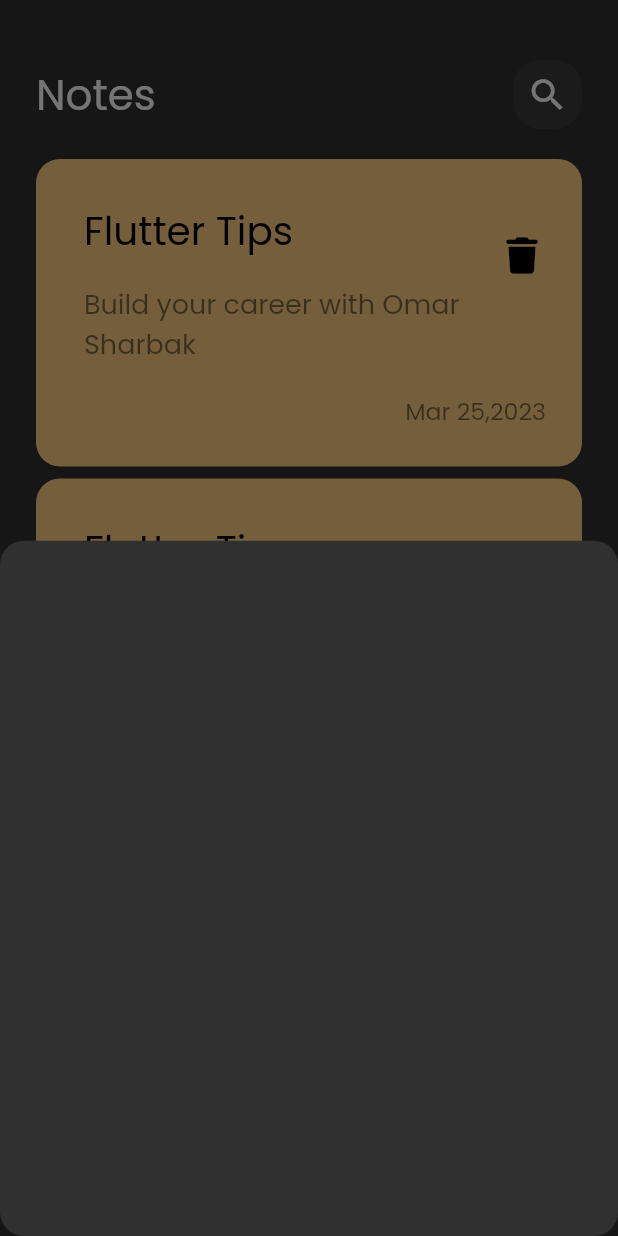
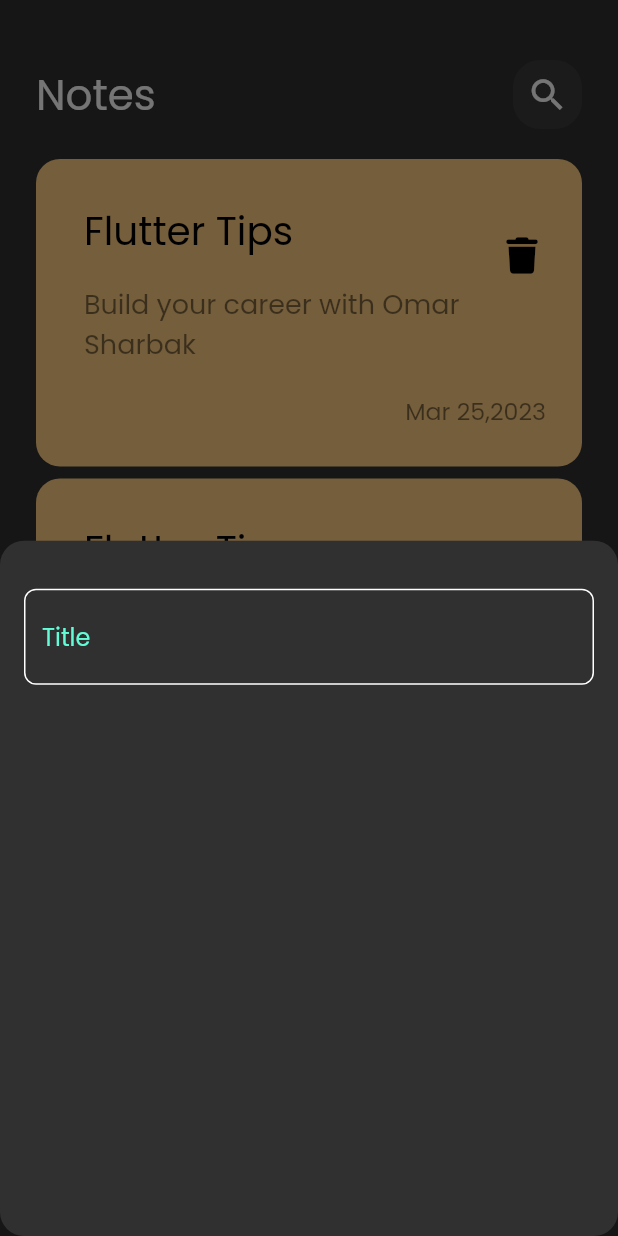
Before and after one commit to OmarS742/notes_app1, a Flutter app: the screen it shows after launch, after a tap on the "add" icon, on a phone screen of 412 x 824 dp. Run offline on Flutter 3.47's test engine with Material 2 defaults, Android fonts, the phone set to English and light mode, and no system bars; our stand-ins replace font_awesome_flutter.

Commit message:
create custom text field

```diff
--- a/lib/views/widgets/add_note_bottom_sheet.dart
+++ b/lib/views/widgets/add_note_bottom_sheet.dart
@@ -1,10 +1,21 @@
 import 'package:flutter/material.dart';
+import 'package:notes_app/views/widgets/custom_text_field.dart';
 
 class AddNoteBottomSheet extends StatelessWidget {
   const AddNoteBottomSheet({super.key});
 
   @override
   Widget build(BuildContext context) {
-    return Container();
+    return Padding(
+      padding: const EdgeInsets.symmetric(horizontal: 16),
+      child: Column(
+        children: const [
+          SizedBox(
+            height: 32,
+          ),
+          CustomTextField(),
+        ],
+      ),
+    );
   }
 }
--- /dev/null
+++ b/lib/views/widgets/constants.dart
@@ -0,0 +1,3 @@
+import 'package:flutter/animation.dart';
+
+const kPrimaryColor = Color(0xff62fcd7);
--- /dev/null
+++ b/lib/views/widgets/custom_text_field.dart
@@ -0,0 +1,33 @@
+// ignore_for_file: prefer_const_constructors
+
+import 'package:flutter/material.dart';
+import 'package:notes_app/views/widgets/constants.dart';
+
+class CustomTextField extends StatelessWidget {
+  const CustomTextField({super.key});
+
+  @override
+  Widget build(BuildContext context) {
+    return TextField(
+      cursorColor: kPrimaryColor,
+      decoration: InputDecoration(
+        hintText: 'Title',
+        hintStyle: TextStyle(
+          color: kPrimaryColor,
+        ),
+        border: buildBorder(),
+        enabledBorder: buildBorder(),
+        focusedBorder: buildBorder(kPrimaryColor),
+      ),
+    );
+  }
+
+  OutlineInputBorder buildBorder([color]) {
+    return OutlineInputBorder(
+      borderRadius: BorderRadius.circular(8),
+      borderSide: BorderSide(
+        color: color ?? Colors.white,
+      ),
+    );
+  }
+}
```
